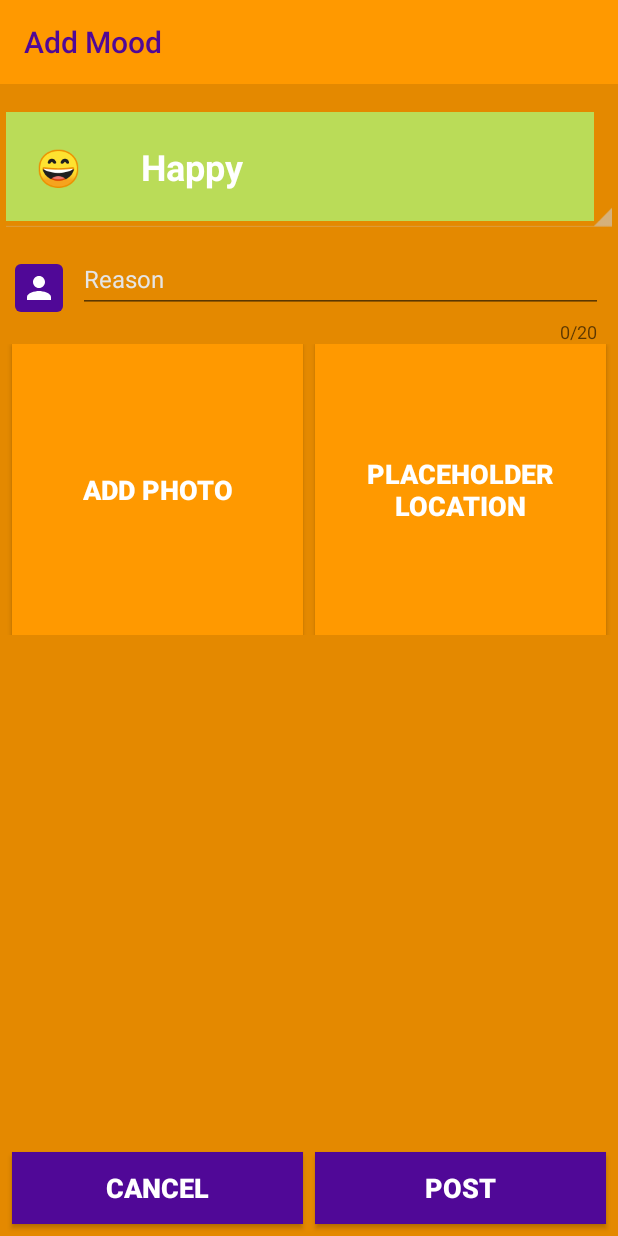
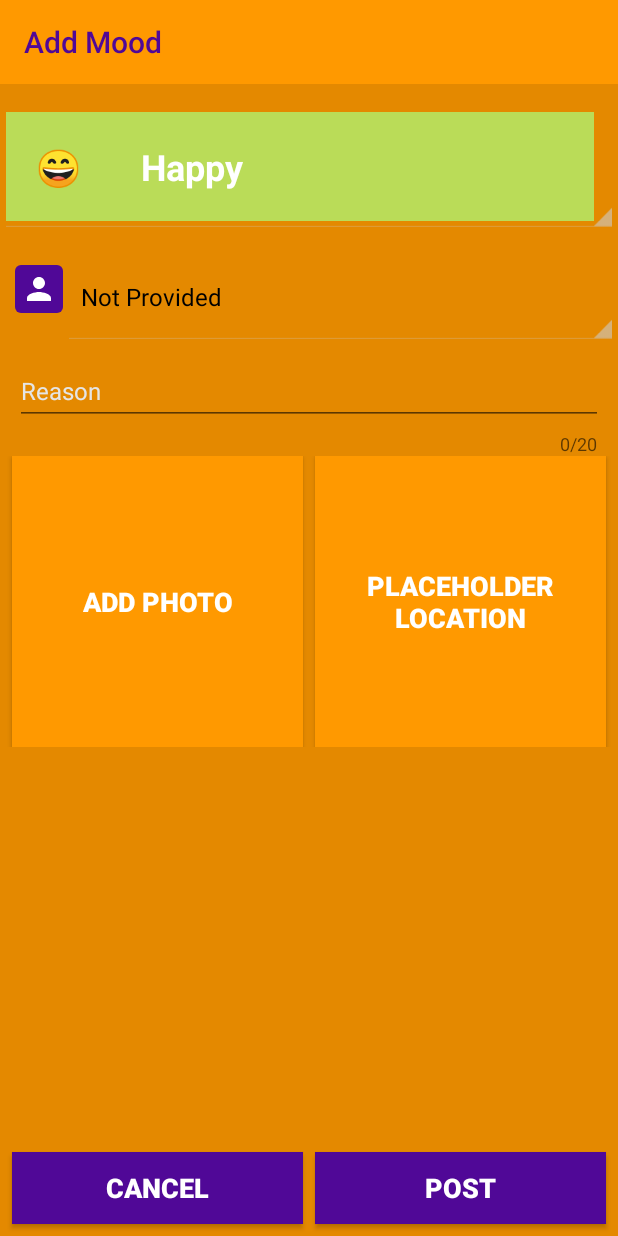
Before and after one commit to CMPUT301F19T18/MoodSpace, an Android app: the AddEditActivity screen opened directly, with no data from a screen before it, on a phone screen of 412 x 824 dp. Run offline under Robolectric (Android 15) with nearby library versions, the phone set to English and light mode, and no system bars; our stand-ins replace Firebase (no records; nobody signed in at launch, a user with empty details on screens opened directly).

Commit message:
Social Situation added

```diff
--- a/MoodSpace/app/src/main/java/com/example/moodspace/AddEditActivity.java
+++ b/MoodSpace/app/src/main/java/com/example/moodspace/AddEditActivity.java
@@ -8,6 +8,7 @@ import android.graphics.BitmapFactory;
 import android.os.Bundle;
 import android.util.Log;
 import android.view.View;
+import android.widget.ArrayAdapter;
 import android.widget.Button;
 import android.widget.ImageButton;
 import android.widget.ImageView;
@@ -53,6 +54,13 @@ public class AddEditActivity extends AppCompatActivity {
 
         final String username = getIntent().getStringExtra("USERNAME");
         final Spinner spinnerEmotions = findViewById(R.id.emotionSelector);
+
+        final Spinner spinnerSocialSituation =  findViewById(R.id.situationSelector);
+        ArrayAdapter<String> situationAdapter = new ArrayAdapter<>(AddEditActivity.this,
+                R.layout.support_simple_spinner_dropdown_item, getResources().getStringArray(R.array.situations) );
+        situationAdapter.setDropDownViewResource(R.layout.support_simple_spinner_dropdown_item);
+        spinnerSocialSituation.setAdapter(situationAdapter);
+
         aec = new AddEditController(this);
         currentMood = (Mood) getIntent().getSerializableExtra("MOOD");
 
@@ -84,6 +92,7 @@ public class AddEditActivity extends AppCompatActivity {
                 Date date;
                 boolean hasPhoto = AddEditActivity.this.hasPhoto;
                 Emotion emotion = (Emotion) spinnerEmotions.getSelectedItem();
+                String socialSit = spinnerSocialSituation.getSelectedItem().toString();
 
                 // reuses parameters if editing
                 if (AddEditActivity.this.isAddActivity()) {
@@ -94,7 +103,7 @@ public class AddEditActivity extends AppCompatActivity {
                     date = currentMood.getDate();
                 }
 
-                Mood mood = new Mood(id, date, emotion, reasonText, hasPhoto);
+                Mood mood = new Mood(id, date, emotion, reasonText, hasPhoto, socialSit);
                 if (AddEditActivity.this.isAddActivity()) {
                     aec.addMood(username, mood);
                 } else {
--- a/MoodSpace/app/src/main/java/com/example/moodspace/ListActivity.java
+++ b/MoodSpace/app/src/main/java/com/example/moodspace/ListActivity.java
@@ -213,11 +213,15 @@ public class ListActivity extends AppCompatActivity implements FilterFragment.On
                             Date ts = doc.getTimestamp("date").toDate();
                             String reason = doc.getString("reasonText");
                             Boolean hasPhoto = doc.getBoolean("hasPhoto");
+                            String socialSit = doc.getString("socialSit");
                             if (hasPhoto == null) { // backwards compatibility
                                 hasPhoto = false;
                             }
+                            if(socialSit == null){
+                                socialSit = "Not Provided";
+                            }
                             String id = doc.getId();
-                            Mood newMood = new Mood(id, ts, emotion, reason, hasPhoto);
+                            Mood newMood = new Mood(id, ts, emotion, reason, hasPhoto, socialSit);
                             newMood.setId(doc.getId());
                             if (filterList.contains(emotion)){
                                 moodDataList.add(newMood);
--- a/MoodSpace/app/src/main/res/layout/activity_add_edit_mood.xml
+++ b/MoodSpace/app/src/main/res/layout/activity_add_edit_mood.xml
@@ -77,6 +77,21 @@
                     android:background="@drawable/social_sit_button"
                     app:srcCompat="@drawable/ic_person_white_24dp" />
 
+                <Spinner
+                    android:id="@+id/situationSelector"
+                    style="@android:style/Widget.Holo.Spinner"
+                    android:layout_width="match_parent"
+                    android:layout_height="wrap_content"
+                    android:layout_marginTop="12dp" />
+
+            </LinearLayout>
+
+        <LinearLayout
+            android:layout_width="match_parent"
+            android:layout_height="match_parent"
+            android:focusableInTouchMode="true"
+            android:orientation="horizontal">
+
                 <com.google.android.material.textfield.TextInputLayout
                     android:layout_width="match_parent"
                     android:layout_height="wrap_content"
@@ -97,7 +112,7 @@
                         android:textSize="16sp" />
                 </com.google.android.material.textfield.TextInputLayout>
 
-            </LinearLayout>
+        </LinearLayout>
 
             <androidx.constraintlayout.widget.ConstraintLayout
                 android:layout_width="match_parent"
--- a/MoodSpace/app/src/main/res/values/strings.xml
+++ b/MoodSpace/app/src/main/res/values/strings.xml
@@ -12,4 +12,11 @@
     <string name="em_cancel_text">Cancel</string>
 
     <string name="menu_delete">Delete</string>
+    <string-array name="situations">
+        <item>Not Provided</item>
+        <item>Alone</item>
+        <item>With another person</item>
+        <item>With two to several people</item>
+        <item>With a crowd</item>
+    </string-array>
 </resources>
```
Also changed, not shown: MoodSpace/app/src/main/java/com/example/moodspace/Mood.java (+7 -1 lines).
